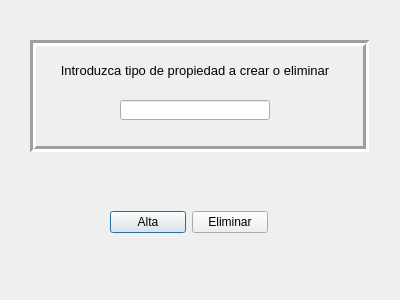
Old version of the form templates/dlgGestionprop.ui in the repository Semperz/ProyectoDI.
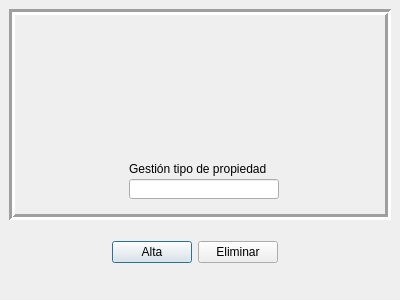
New version of the form. Icons and pictures are not drawn.

Commit message: feat(main.java): add pop up window propiedades and new labels

What changed in the file:
```diff
--- a/templates/dlgGestionprop.ui
+++ b/templates/dlgGestionprop.ui
@@ -28,10 +28,10 @@
   <widget class="QFrame" name="frame">
    <property name="geometry">
     <rect>
-     <x>30</x>
-     <y>40</y>
-     <width>339</width>
-     <height>112</height>
+     <x>9</x>
+     <y>9</y>
+     <width>382</width>
+     <height>211</height>
     </rect>
    </property>
    <property name="frameShape">
@@ -43,72 +43,81 @@
    <property name="lineWidth">
     <number>3</number>
    </property>
-   <widget class="QLabel" name="label">
+   <widget class="QLineEdit" name="txtGestionprop">
     <property name="geometry">
      <rect>
-      <x>30</x>
-      <y>20</y>
-      <width>270</width>
+      <x>120</x>
+      <y>170</y>
+      <width>150</width>
       <height>20</height>
      </rect>
     </property>
     <property name="minimumSize">
      <size>
-      <width>270</width>
+      <width>150</width>
       <height>20</height>
      </size>
     </property>
     <property name="maximumSize">
      <size>
-      <width>270</width>
+      <width>150</width>
       <height>20</height>
      </size>
     </property>
-    <property name="font">
-     <font>
-      <pointsize>10</pointsize>
-     </font>
+   </widget>
+   <widget class="QLabel" name="lblGestionprop">
+    <property name="geometry">
+     <rect>
+      <x>120</x>
+      <y>150</y>
+      <width>141</width>
+      <height>20</height>
+     </rect>
     </property>
     <property name="text">
-     <string>Introduzca tipo de propiedad a crear o eliminar</string>
+     <string>Gestión tipo de propiedad</string>
     </property>
-    <property name="alignment">
-     <set>Qt::AlignCenter</set>
-    </property>
    </widget>
-   <widget class="QLineEdit" name="lineEdit">
+   <widget class="QLabel" name="iconGestionprop">
     <property name="geometry">
      <rect>
-      <x>90</x>
-      <y>60</y>
-      <width>150</width>
-      <height>20</height>
+      <x>120</x>
+      <y>10</y>
+      <width>141</width>
+      <height>131</height>
      </rect>
     </property>
-    <property name="minimumSize">
-     <size>
-      <width>150</width>
-      <height>20</height>
-     </size>
+    <property name="text">
+     <string/>
     </property>
-    <property name="maximumSize">
-     <size>
-      <width>150</width>
-      <height>20</height>
-     </size>
+    <property name="pixmap">
+     <pixmap>../img/icono.svg</pixmap>
     </property>
    </widget>
   </widget>
-  <widget class="QWidget" name="layoutWidget">
+  <widget class="QWidget" name="">
    <property name="geometry">
     <rect>
-     <x>110</x>
-     <y>210</y>
-     <width>158</width>
+     <x>70</x>
+     <y>240</y>
+     <width>250</width>
      <height>25</height>
     </rect>
    </property>
    <layout class="QHBoxLayout" name="horizontalLayout">
+    <item>
+     <spacer name="horizontalSpacer">
+      <property name="orientation">
+       <enum>Qt::Horizontal</enum>
+      </property>
+      <property name="sizeHint" stdset="0">
+       <size>
+        <width>40</width>
+        <height>20</height>
+       </size>
+      </property>
+     </spacer>
+    </item>
     <item>
      <widget class="QPushButton" name="btnAltatipoprop">
       <property name="text">
@@ -123,6 +132,19 @@
       </property>
      </widget>
     </item>
+    <item>
+     <spacer name="horizontalSpacer_2">
+      <property name="orientation">
+       <enum>Qt::Horizontal</enum>
+      </property>
+      <property name="sizeHint" stdset="0">
+       <size>
+        <width>40</width>
+        <height>20</height>
+       </size>
+      </property>
+     </spacer>
+    </item>
    </layout>
   </widget>
  </widget>
```
Left out of the diff: 6 changed lines with no effect on the pictures. The commit also changes 8 other files.
